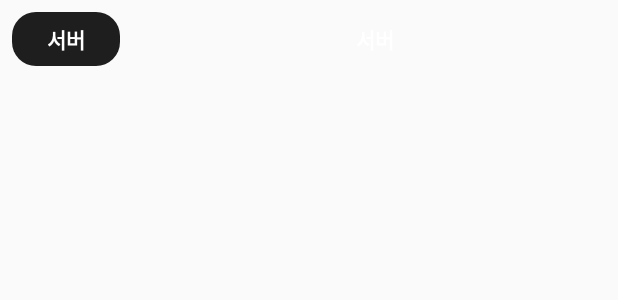
After one commit to GomsangLab/LostarkWiki-android, an Android app: the layout item_basicprofile.xml on its own in the app's theme, with its tools: preview values and no code run, on a phone screen of 412 x 824 dp. The commit adds this screen. Shown: the top 300 px of the screen. Run offline under Robolectric (Android 15) with nearby library versions, the phone set to English and light mode, and no system bars.

Commit message:
basic parser constructed (not completed for skills, equips)

```diff
--- a/app/build.gradle
+++ b/app/build.gradle
@@ -1,4 +1,5 @@
 apply plugin: 'com.android.application'
+apply plugin: 'com.google.gms.google-services'
 
 android {
     compileSdkVersion 28
@@ -43,8 +44,5 @@ dependencies {
 
     implementation 'com.github.bumptech.glide:glide:4.8.0'
     annotationProcessor 'com.github.bumptech.glide:compiler:4.8.0'
+    implementation 'com.google.firebase:firebase-core:16.0.4'
 }
-
-repositories {
-    maven { url "https://jitpack.io" }
-}
--- a/app/src/main/AndroidManifest.xml
+++ b/app/src/main/AndroidManifest.xml
@@ -15,13 +15,13 @@
         android:theme="@style/AppTheme"
         tools:ignore="GoogleAppIndexingWarning">
         <activity android:name=".MainActivity">
+
         </activity>
-
         <activity android:name=".QueueActivity" />
-
         <activity
             android:name=".MococoActivity"
-            android:theme="@style/ThemeMococo" >
+            android:theme="@style/ThemeMococo"></activity>
+        <activity android:name=".CharacterProfileActivity">
             <intent-filter>
                 <action android:name="android.intent.action.MAIN" />
 
--- a/app/src/main/java/wiki/lostark/app/MainActivity.java
+++ b/app/src/main/java/wiki/lostark/app/MainActivity.java
@@ -7,6 +7,8 @@ import android.widget.Toast;
 import androidx.appcompat.app.AppCompatActivity;
 import androidx.databinding.DataBindingUtil;
 import wiki.lostark.app.databinding.ActivityMainBinding;
+import wiki.lostark.app.datas.CharacterProfile;
+import wiki.lostark.app.libs.CharacterProfileRequest;
 import wiki.lostark.app.libs.MococoRequest;
 
 public class MainActivity extends AppCompatActivity {
@@ -22,5 +24,9 @@ public class MainActivity extends AppCompatActivity {
         binding.btnSeedmap.setOnClickListener(view -> {
             startActivity(new Intent(this, MococoActivity.class));
         });
+
+        new CharacterProfileRequest("가나다", characterProfile -> {
+
+        }).execute();
     }
 }
--- /dev/null
+++ b/app/src/main/res/drawable/bg_roundbutton.xml
@@ -0,0 +1,9 @@
+<?xml version="1.0" encoding="utf-8"?>
+<shape xmlns:android="http://schemas.android.com/apk/res/android"
+    android:padding="10dp"
+    android:shape="rectangle">
+    <solid android:color="@color/colorDark" />
+
+    <corners
+        android:radius="16dp" />
+</shape>
--- /dev/null
+++ b/app/src/main/res/layout/item_basicprofile.xml
@@ -0,0 +1,31 @@
+<?xml version="1.0" encoding="utf-8"?>
+<layout>
+    <LinearLayout xmlns:android="http://schemas.android.com/apk/res/android"
+        android:layout_width="match_parent"
+        android:layout_height="wrap_content"
+        android:orientation="horizontal"
+        android:padding="8dp">
+
+
+        <TextView
+            android:id="@+id/profilename"
+            android:layout_width="72dp"
+            android:layout_height="36dp"
+            android:background="@drawable/bg_roundbutton"
+            android:gravity="center"
+            android:text="서버"
+            android:textColor="#ffffff"
+            android:textStyle="bold" />
+
+        <TextView
+            android:id="@+id/profilevalue"
+            android:layout_width="match_parent"
+            android:layout_height="wrap_content"
+            android:layout_gravity="center_vertical"
+            android:layout_marginLeft="16dp"
+            android:gravity="center"
+            android:text="서버"
+            android:textColor="#ffffff"
+            android:textStyle="bold" />
+    </LinearLayout>
+</layout>
--- a/build.gradle
+++ b/build.gradle
@@ -5,10 +5,12 @@ buildscript {
     repositories {
         google()
         jcenter()
+        maven { url "https://jitpack.io" }
     }
+
     dependencies {
         classpath 'com.android.tools.build:gradle:3.2.1'
-
+        classpath 'com.google.gms:google-services:4.0.1'
 
         // NOTE: Do not place your application dependencies here; they belong
         // in the individual module build.gradle files
@@ -19,6 +21,7 @@ allprojects {
     repositories {
         google()
         jcenter()
+        maven { url "https://jitpack.io" }
     }
 }
 
```
Also changed, not shown: app/src/main/java/wiki/lostark/app/BasicProfileAdapter.java (added, +65 -0 lines), app/src/main/java/wiki/lostark/app/CharacterProfileActivity.java (added, +43 -0 lines), app/src/main/java/wiki/lostark/app/datas/BasicProfile.java (added, +42 -0 lines), app/src/main/java/wiki/lostark/app/datas/CharacterProfile.java (added, +96 -0 lines), app/src/main/java/wiki/lostark/app/datas/CharacterProfileEquipment.java (added, +23 -0 lines), app/src/main/java/wiki/lostark/app/libs/CharacterProfileRequest.java (added, +112 -0 lines), app/src/main/java/wiki/lostark/app/utils/ViewUtils.java (added, +31 -0 lines), app/src/main/res/layout/activity_character_profile.xml (added, +63 -0 lines).
